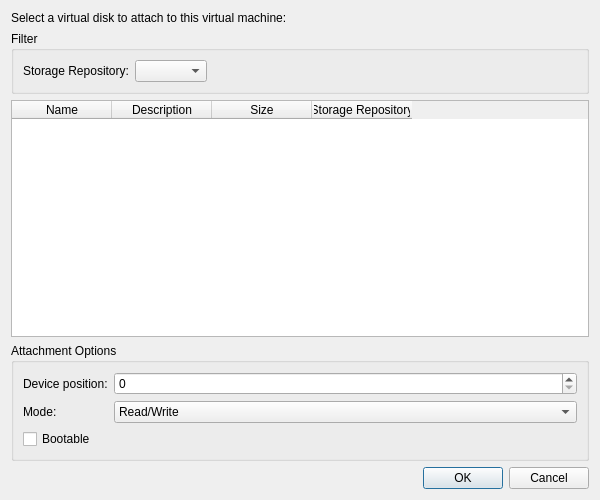
This is src/xenadmin-ui/dialogs/attachvirtualdiskdialog.ui in benapetr/XenAdminQt as Qt 5 draws it before an edit. The edited form follows.
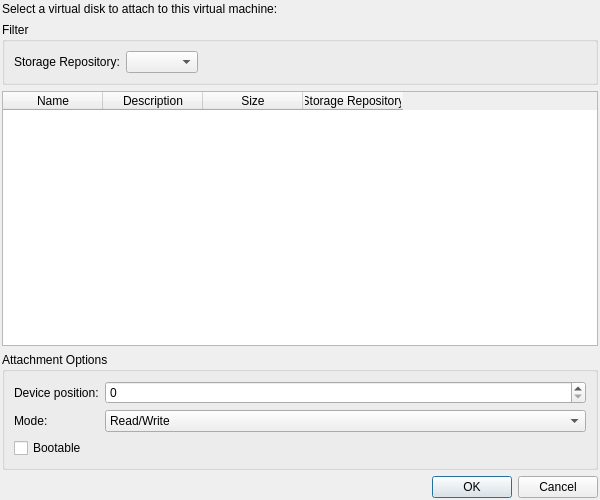
This is the edited form.

Patch:
```diff
--- a/src/xenadmin-ui/dialogs/attachvirtualdiskdialog.ui
+++ b/src/xenadmin-ui/dialogs/attachvirtualdiskdialog.ui
@@ -14,6 +14,18 @@
    <string>Attach Virtual Disk</string>
   </property>
   <layout class="QVBoxLayout" name="verticalLayout">
+   <property name="leftMargin">
+    <number>2</number>
+   </property>
+   <property name="topMargin">
+    <number>2</number>
+   </property>
+   <property name="rightMargin">
+    <number>2</number>
+   </property>
+   <property name="bottomMargin">
+    <number>2</number>
+   </property>
    <item>
     <widget class="QLabel" name="instructionLabel">
      <property name="text">
```
Left out of the diff: 10 changed lines with no effect on the pictures.
